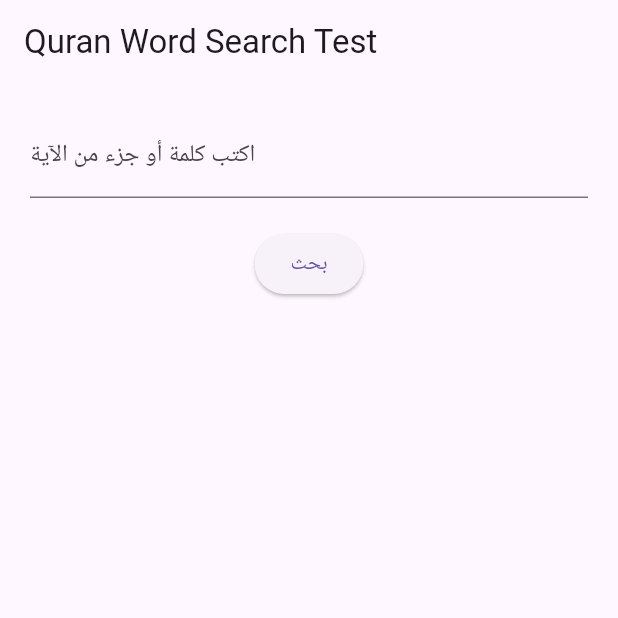
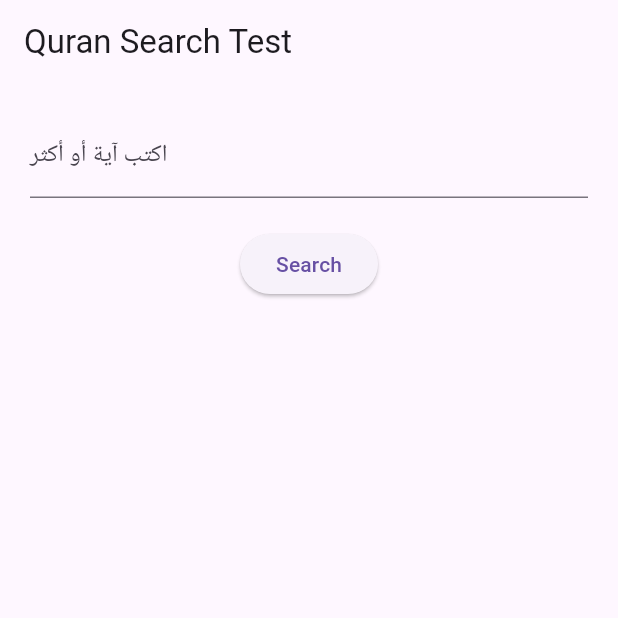
Before and after one commit to abdellatif-Sh-226/follow_quran, a Flutter app: the screen it shows after launch, on a phone screen of 412 x 824 dp, the top half of it. Run offline on Flutter 3.47's test engine with Material 3 defaults, Android fonts, the phone set to English and light mode, and no system bars; our stand-ins replace speech_to_text; missing offline and left inert: string_similarity.

Commit message:
add new methode and search in 3 ayat not just one

```diff
--- a/lib/main.dart
+++ b/lib/main.dart
@@ -1,6 +1,6 @@
 import 'package:flutter/material.dart';
 //import 'package:follow_quran/microTest.dart';
-import 'package:follow_quran/search_page_pro.dart';
+import 'package:follow_quran/search_page_with3Ayat.dart';
 
 void main() {
   runApp(MyApp());
@@ -10,6 +10,6 @@ class MyApp extends StatelessWidget {
   const MyApp({super.key});
   @override
   Widget build(BuildContext context) {
-    return MaterialApp(title: 'Quran Voice Test', home: SearchPage1());
+    return MaterialApp(title: 'Quran Voice Test', home: SearchPage3Ayat());
   }
 }
--- /dev/null
+++ b/lib/search_page_with3Ayat.dart
@@ -0,0 +1,110 @@
+import 'dart:convert';
+import 'package:flutter/material.dart';
+import 'package:flutter/services.dart';
+import 'package:string_similarity/string_similarity.dart';
+
+class SearchPage3Ayat extends StatefulWidget {
+  @override
+  _SearchPageState createState() => _SearchPageState();
+}
+
+class _SearchPageState extends State<SearchPage3Ayat> {
+  List quranData = [];
+  List chunks = [];
+  String result = "";
+
+  TextEditingController controller = TextEditingController();
+
+  @override
+  void initState() {
+    super.initState();
+    loadQuran();
+  }
+
+  Future loadQuran() async {
+    String data = await rootBundle.loadString('assets/quran_test.json');
+
+    quranData = json.decode(data);
+
+    chunks = buildChunks(quranData);
+  }
+
+  // بناء مقاطع من 3 آيات
+  List buildChunks(List data) {
+    List list = [];
+
+    for (int i = 0; i < data.length - 2; i++) {
+      if (data[i]["surah"] == data[i + 1]["surah"] &&
+          data[i]["surah"] == data[i + 2]["surah"]) {
+        String combined =
+            "${data[i]["text"]} ${data[i + 1]["text"]} ${data[i + 2]["text"]}";
+
+        list.add({
+          "text": combined,
+          "page": data[i]["page"],
+          "surah": data[i]["surah"],
+        });
+      }
+    }
+
+    return list;
+  }
+
+  void searchAyah() {
+    String input = controller.text;
+
+    double bestScore = 0;
+    Map? bestMatch;
+
+    for (var chunk in chunks) {
+      double similarity = StringSimilarity.compareTwoStrings(
+        input,
+        chunk["text"],
+      );
+
+      if (similarity > bestScore) {
+        bestScore = similarity;
+        bestMatch = chunk;
+      }
+    }
+
+    if (bestMatch != null) {
+      setState(() {
+        result =
+            "السورة: ${bestMatch!["surah"]}\nالصفحة: ${bestMatch["page"]}\nSimilarity: ${bestScore.toStringAsFixed(2)}";
+      });
+    } else {
+      setState(() {
+        result = "لم يتم العثور على نتيجة";
+      });
+    }
+  }
+
+  @override
+  Widget build(BuildContext context) {
+    return Scaffold(
+      appBar: AppBar(title: Text("Quran Search Test")),
+
+      body: Padding(
+        padding: EdgeInsets.all(20),
+
+        child: Column(
+          children: [
+            TextField(
+              controller: controller,
+              decoration: InputDecoration(labelText: "اكتب آية أو أكثر"),
+            ),
+
+            SizedBox(height: 20),
+
+            ElevatedButton(onPressed: searchAyah, child: Text("Search")),
+
+            SizedBox(height: 30),
+
+            Text(result, style: TextStyle(fontSize: 22)),
+          ],
+        ),
+      ),
+    );
+  }
+}
```
Also changed, not shown: assets/quran_test.json (+29 -6 lines).
